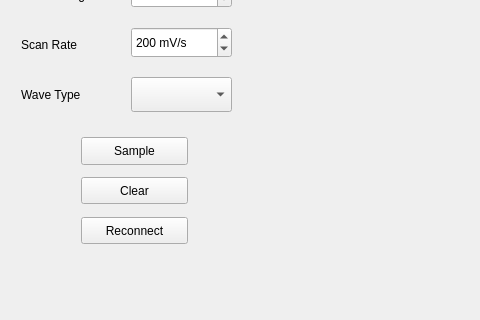
The window that mainwindow.ui (AronPride/OliView) describes before a commit, drawn with Qt 5; both pictures show x 0 to 480 and y 141 to 461 of the 1000 by 654 pixel window.
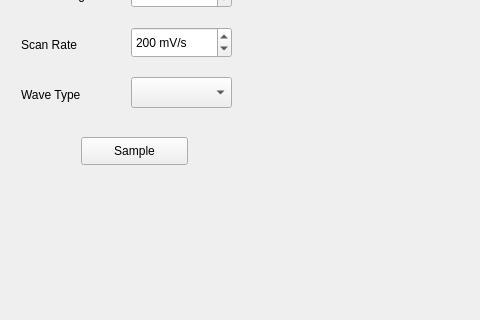
The same window after the commit. Custom widgets are drawn as their Qt base class.

Commit message: New Stuff, I forget

```diff
--- a/mainwindow.ui
+++ b/mainwindow.ui
@@ -29,7 +29,7 @@
          <x>0</x>
          <y>0</y>
          <width>250</width>
-         <height>417</height>
+         <height>460</height>
         </rect>
        </property>
        <attribute name="label">
@@ -48,19 +48,6 @@
          <string>Sample</string>
         </property>
        </widget>
-       <widget class="QPushButton" name="reconButton">
-        <property name="geometry">
-         <rect>
-          <x>70</x>
-          <y>300</y>
-          <width>107</width>
-          <height>27</height>
-         </rect>
-        </property>
-        <property name="text">
-         <string>Reconnect</string>
-        </property>
-       </widget>
        <widget class="QDoubleSpinBox" name="ASstartVolt">
         <property name="geometry">
          <rect>
@@ -172,19 +159,6 @@
          <string>Wave Type</string>
         </property>
        </widget>
-       <widget class="QPushButton" name="clrButton">
-        <property name="geometry">
-         <rect>
-          <x>70</x>
-          <y>260</y>
-          <width>107</width>
-          <height>27</height>
-         </rect>
-        </property>
-        <property name="text">
-         <string>Clear</string>
-        </property>
-       </widget>
        <widget class="QLabel" name="label_7">
         <property name="geometry">
          <rect>
@@ -204,7 +178,7 @@
           <x>120</x>
           <y>160</y>
           <width>101</width>
-          <height>35</height>
+          <height>31</height>
          </rect>
         </property>
        </widget>
```
Left out of the diff: 31 changed lines with no effect on the pictures.
